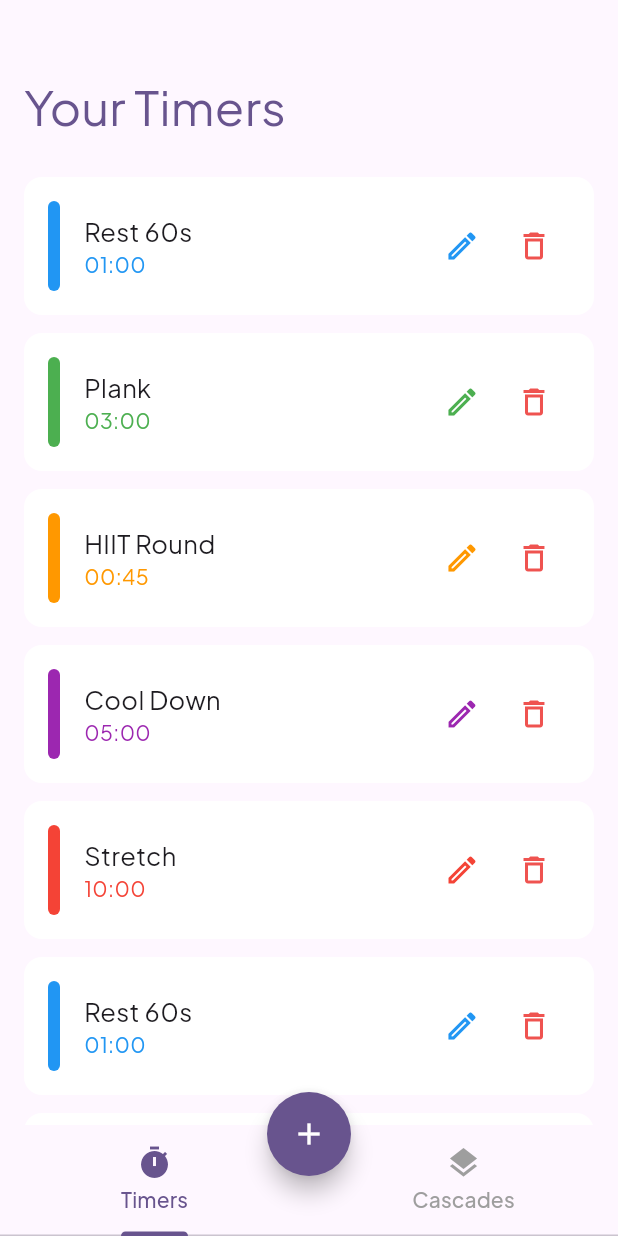
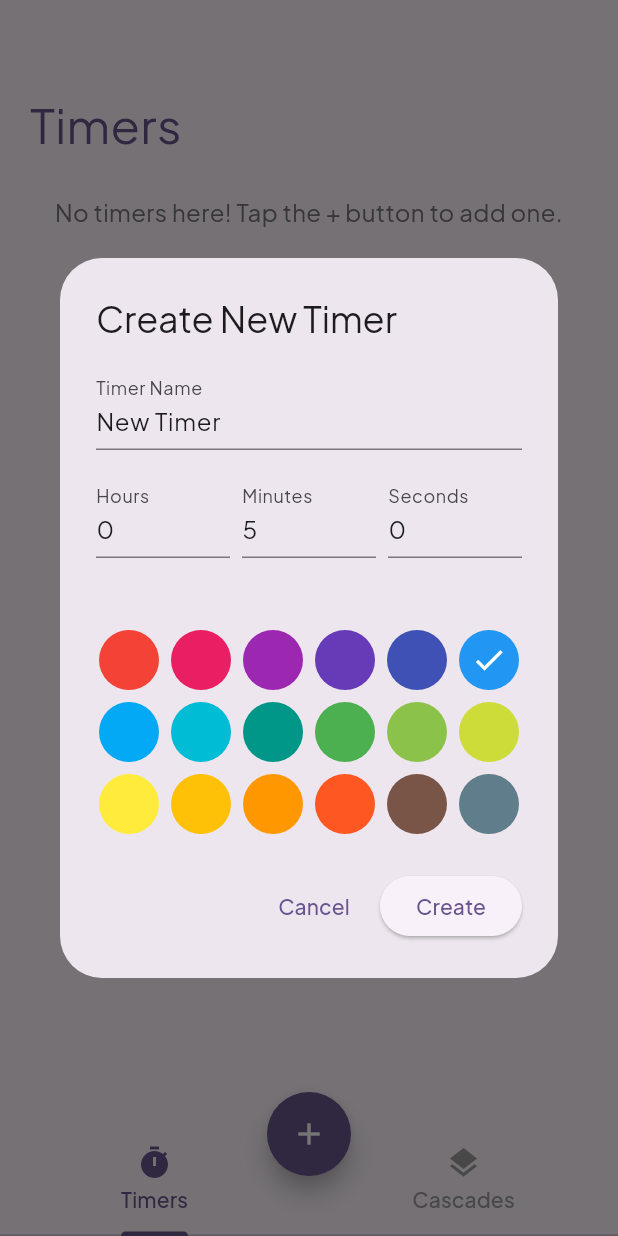
Before and after one commit to XilefEel/Cascade, a Flutter app: the screen it shows after launch, after a tap on the "add" icon, on a phone screen of 412 x 824 dp. Run offline on Flutter 3.47's test engine with Material 3 defaults, Android fonts, the phone set to English and light mode, and no system bars; our stand-ins replace google_fonts, shared_preferences.

Commit message:
added shared preference and basic timer CRUD

```diff
--- a/lib/models/timer.dart
+++ b/lib/models/timer.dart
@@ -1,9 +1,46 @@
 import 'package:flutter/material.dart';
+import 'package:uuid/uuid.dart';
 
 class TimerData {
-  final String name;
-  final Duration duration;
-  final Color color;
+  final String id;
+  String name;
+  Duration duration;
+  Color color;
+  int orderIndex;
 
-  TimerData({required this.name, required this.duration, required this.color});
+  TimerData({
+    required this.id,
+    required this.name,
+    required this.duration,
+    required this.color,
+    required this.orderIndex,
+  });
+
+  Map<String, dynamic> toJson() => {
+    'id': id,
+    'name': name,
+    'durationInSeconds': duration.inSeconds,
+    'colorValue': color.toARGB32(),
+    'orderIndex': orderIndex,
+  };
+
+  factory TimerData.fromJson(Map<String, dynamic> json) => TimerData(
+    id: json['id'],
+    name: json['name'],
+    duration: Duration(seconds: json['durationInSeconds']),
+    color: Color(json['colorValue']),
+    orderIndex: json['orderIndex'],
+  );
+
+  factory TimerData.create({
+    required String name,
+    required Duration duration,
+    required Color color,
+  }) => TimerData(
+    id: const Uuid().v4(),
+    name: name,
+    duration: duration,
+    color: color,
+    orderIndex: 0,
+  );
 }
--- a/lib/screens/cascade_page.dart
+++ b/lib/screens/cascade_page.dart
@@ -30,16 +30,16 @@ class CascadesPage extends StatelessWidget {
 
     return ListView(
       padding: const EdgeInsets.only(
-        top: 48.0,
-        left: 16.0,
-        right: 16.0,
+        top: 60.0,
+        left: 20.0,
+        right: 20.0,
         bottom: 100.0,
       ),
       children: [
         Padding(
           padding: const EdgeInsets.only(bottom: 24.0),
           child: Text(
-            'Your Cascades',
+            'Cascades',
             style: TextStyle(
               fontSize: 32,
               color: Theme.of(context).colorScheme.primary,
--- a/lib/screens/home_page.dart
+++ b/lib/screens/home_page.dart
@@ -1,5 +1,8 @@
+import 'package:cascade/models/timer.dart';
 import 'package:cascade/screens/cascade_page.dart';
 import 'package:flutter/material.dart';
+import '../services/timer_service.dart';
+import '../widgets/timer_dialog.dart';
 import 'timer_page.dart';
 
 class HomePage extends StatefulWidget {
@@ -17,6 +20,7 @@ class _HomePageState extends State<HomePage>
   @override
   void initState() {
     super.initState();
+    loadTimers();
     _pageController = PageController();
     _tabController = TabController(length: 2, vsync: this);
   }
@@ -26,6 +30,24 @@ class _HomePageState extends State<HomePage>
     _pageController.dispose();
     _tabController.dispose();
     super.dispose();
+  }
+
+  List<TimerData> timers = [];
+  bool isLoading = true;
+
+  Future<void> loadTimers() async {
+    final loaded = await TimerService.getAllTimers();
+    setState(() {
+      timers = loaded;
+      isLoading = false;
+    });
+  }
+
+  void _showCreateTimerDialog() {
+    showDialog(
+      context: context,
+      builder: (context) => CreateTimerDialog(onTimerCreated: loadTimers),
+    );
   }
 
   @override
@@ -39,7 +61,10 @@ class _HomePageState extends State<HomePage>
               onPageChanged: (index) {
                 _tabController.animateTo(index);
               },
-              children: const [TimersPage(), CascadesPage()],
+              children: [
+                TimersPage(timers: timers),
+                const CascadesPage(),
+              ],
             ),
           ),
           TabBar(
@@ -65,7 +90,9 @@ class _HomePageState extends State<HomePage>
       floatingActionButton: Padding(
         padding: const EdgeInsets.only(bottom: 24.0),
         child: FloatingActionButton(
-          onPressed: () => {},
+          onPressed: () async {
+            _showCreateTimerDialog();
+          },
           tooltip: 'New Timer',
           backgroundColor: Theme.of(context).colorScheme.primary,
           foregroundColor: Theme.of(context).colorScheme.onPrimary,
--- a/lib/screens/timer_page.dart
+++ b/lib/screens/timer_page.dart
@@ -3,7 +3,8 @@ import '../models/timer.dart';
 import '../widgets/timer_card.dart';
 
 class TimersPage extends StatefulWidget {
-  const TimersPage({super.key});
+  final List<TimerData> timers;
+  const TimersPage({super.key, required this.timers});
 
   @override
   State<TimersPage> createState() => _TimersPageState();
@@ -12,71 +13,19 @@ class TimersPage extends StatefulWidget {
 class _TimersPageState extends State<TimersPage> {
   @override
   Widget build(BuildContext context) {
-    final mockTimers = [
-      TimerData(
-        name: 'Rest 60s',
-        duration: const Duration(seconds: 60),
-        color: Colors.blue,
-      ),
-      TimerData(
-        name: 'Plank',
-        duration: const Duration(minutes: 3),
-        color: Colors.green,
-      ),
-      TimerData(
-        name: 'HIIT Round',
-        duration: const Duration(seconds: 45),
-        color: Colors.orange,
-      ),
-      TimerData(
-        name: 'Cool Down',
-        duration: const Duration(minutes: 5),
-        color: Colors.purple,
-      ),
-      TimerData(
-        name: 'Stretch',
-        duration: const Duration(minutes: 10),
-        color: Colors.red,
-      ),
-      TimerData(
-        name: 'Rest 60s',
-        duration: const Duration(seconds: 60),
-        color: Colors.blue,
-      ),
-      TimerData(
-        name: 'Plank',
-        duration: const Duration(minutes: 3),
-        color: Colors.green,
-      ),
-      TimerData(
-        name: 'HIIT Round',
-        duration: const Duration(seconds: 45),
-        color: Colors.orange,
-      ),
-      TimerData(
-        name: 'Cool Down',
-        duration: const Duration(minutes: 5),
-        color: Colors.purple,
-      ),
-      TimerData(
-        name: 'Stretch',
-        duration: const Duration(minutes: 10),
-        color: Colors.red,
-      ),
-    ];
     return Scaffold(
       body: ListView(
         padding: const EdgeInsets.only(
-          top: 48.0,
-          left: 16.0,
-          right: 16.0,
+          top: 60.0,
+          left: 20.0,
+          right: 20.0,
           bottom: 100.0,
         ),
         children: [
           Padding(
             padding: const EdgeInsets.only(bottom: 24.0),
             child: Text(
-              'Your Timers',
+              'Timers',
               style: TextStyle(
                 fontSize: 32,
                 color: Theme.of(context).colorScheme.primary,
@@ -84,10 +33,25 @@ class _TimersPageState extends State<TimersPage> {
             ),
           ),
 
-          ...mockTimers.map(
+          if (widget.timers.isEmpty)
+            Center(
+              child: Text(
+                'No timers here! Tap the + button to add one.',
+                style: TextStyle(fontSize: 16, color: Colors.grey[600]),
+                textAlign: TextAlign.center,
+              ),
+            ),
+          ...widget.timers.map(
             (timer) => Padding(
               padding: const EdgeInsets.only(bottom: 12.0),
-              child: TimerCard(timer: timer),
+              child: TimerCard(
+                timer: timer,
+                onTap: () {
+                  setState(() {
+                    widget.timers.removeWhere((t) => t.id == timer.id);
+                  });
+                },
+              ),
             ),
           ),
         ],
--- /dev/null
+++ b/lib/services/timer_service.dart
@@ -0,0 +1,50 @@
+import 'dart:convert';
+import 'package:shared_preferences/shared_preferences.dart';
+import '../models/timer.dart';
+
+class TimerService {
+  static const String _key = 'timers';
+
+  static Future<List<TimerData>> getAllTimers() async {
+    final prefs = await SharedPreferences.getInstance();
+    final jsonString = prefs.getString(_key);
+
+    if (jsonString == null) return [];
+
+    try {
+      final List<dynamic> jsonList = jsonDecode(jsonString);
+      final timers = jsonList.map((e) => TimerData.fromJson(e)).toList();
+      timers.sort((a, b) => a.orderIndex.compareTo(b.orderIndex));
+      return timers;
+    } catch (e) {
+      return [];
+    }
+  }
+
+  static Future<void> saveTimers(List<TimerData> timers) async {
+    final prefs = await SharedPreferences.getInstance();
+    final jsonString = jsonEncode(timers.map((t) => t.toJson()).toList());
+    await prefs.setString(_key, jsonString);
+  }
+
+  static Future<void> addTimer(TimerData timer) async {
+    final timers = await getAllTimers();
+    timer.orderIndex = timers.length;
+    timers.add(timer);
+    await saveTimers(timers);
+  }
+
+  static Future<void> deleteTimer(String id) async {
+    final timers = await getAllTimers();
+    timers.removeWhere((t) => t.id == id);
+    for (int i = 0; i < timers.length; i++) {
+      timers[i].orderIndex = i;
+    }
+    await saveTimers(timers);
+  }
+
+  static Future<void> clearAll() async {
+    final prefs = await SharedPreferences.getInstance();
+    await prefs.remove(_key);
+  }
+}
--- a/lib/widgets/timer_card.dart
+++ b/lib/widgets/timer_card.dart
@@ -1,10 +1,13 @@
 import 'package:flutter/material.dart';
 import '../models/timer.dart';
+import '../services/timer_service.dart';
+import 'timer_dialog.dart';
 
 class TimerCard extends StatelessWidget {
   final TimerData timer;
+  final VoidCallback onTap;
 
-  const TimerCard({super.key, required this.timer});
+  const TimerCard({super.key, required this.timer, required this.onTap});
 
   String formatDuration(Duration duration) {
     String twoDigits(int n) => n.toString().padLeft(2, '0');
@@ -17,6 +20,10 @@ class TimerCard extends StatelessWidget {
     } else {
       return '$minutes:$seconds';
     }
+  }
+
+  Future<void> deleteTimer(String id) async {
+    await TimerService.deleteTimer(id);
   }
 
   @override
@@ -71,12 +78,24 @@ class TimerCard extends StatelessWidget {
                 ),
 
                 IconButton(
-                  onPressed: () {},
+                  onPressed: () {
+                    showDialog(
+                      context: context,
+                      builder: (context) => CreateTimerDialog(
+                        onTimerCreated:
+                            onTap, // Reuse the same refresh callback
+                        timerToEdit: timer,
+                      ),
+                    );
+                  },
                   icon: Icon(Icons.edit_outlined, color: timer.color),
                   tooltip: 'Edit',
                 ),
                 IconButton(
-                  onPressed: () {},
+                  onPressed: () async {
+                    await deleteTimer(timer.id);
+                    onTap();
+                  },
                   icon: Icon(Icons.delete_outlined, color: Colors.red[400]),
                 ),
               ],
--- /dev/null
+++ b/lib/widgets/timer_dialog.dart
@@ -0,0 +1,129 @@
+import 'package:flutter/material.dart';
+import '../models/timer.dart';
+import '../services/timer_service.dart';
+
+class CreateTimerDialog extends StatefulWidget {
+  final VoidCallback onTimerCreated;
+  final TimerData? timerToEdit;
+  const CreateTimerDialog({
+    super.key,
+    required this.onTimerCreated,
+    this.timerToEdit,
+  });
+
+  @override
+  State<CreateTimerDialog> createState() => _CreateTimerDialogState();
+}
+
+class _CreateTimerDialogState extends State<CreateTimerDialog> {
+  final nameController = TextEditingController(text: 'New Timer');
+
+  final hoursController = TextEditingController(text: '0');
+  final minutesController = TextEditingController(text: '5');
+  final secondsController = TextEditingController(text: '0');
+
+  Color selectedColor = Colors.blue;
+
+  @override
+  void dispose() {
+    nameController.dispose();
+    minutesController.dispose();
+    super.dispose();
+  }
+
+  @override
+  Widget build(BuildContext context) {
+    return AlertDialog(
+      title: const Text('Create New Timer'),
+      content: SingleChildScrollView(
+        child: Column(
+          children: [
+            TextField(
+              controller: nameController,
+              decoration: const InputDecoration(labelText: 'Timer Name'),
+            ),
+            const SizedBox(height: 16),
+            Row(
+              children: [
+                Expanded(
+                  child: TextField(
+                    controller: hoursController,
+                    keyboardType: TextInputType.number,
+                    decoration: const InputDecoration(labelText: 'Hours'),
+                  ),
+                ),
+                const SizedBox(width: 8),
+                Expanded(
+                  child: TextField(
+                    controller: minutesController,
+                    keyboardType: TextInputType.number,
+                    decoration: const InputDecoration(labelText: 'Minutes'),
+                  ),
+                ),
+                const SizedBox(width: 8),
+                Expanded(
+                  child: TextField(
+                    controller: secondsController,
+                    keyboardType: TextInputType.number,
+                    decoration: const InputDecoration(labelText: 'Seconds'),
+                  ),
+                ),
+              ],
+            ),
+            const SizedBox(height: 48),
+            Wrap(
+              spacing: 8.0,
+              runSpacing: 8.0,
+              children: Colors.primaries.map((color) {
+                return GestureDetector(
+                  onTap: () {
+                    setState(() {
+                      selectedColor = color;
+                    });
+                  },
+                  child: CircleAvatar(
+                    backgroundColor: color,
+                    child: selectedColor == color
+                        ? const Icon(Icons.check, color: Colors.white)
+                        : null,
+                  ),
+                );
+              }).toList(),
+            ),
+          ],
+        ),
+      ),
+      actions: [
+        TextButton(
+          onPressed: () => Navigator.of(context).pop(),
+          child: const Text('Cancel'),
+        ),
+        ElevatedButton(
+          onPressed: () async {
+            final name = nameController.text.trim();
+            final hours = int.tryParse(hoursController.text.trim()) ?? 0;
+            final minutes = int.tryParse(minutesController.text.trim()) ?? 0;
+            final seconds = int.tryParse(secondsController.text.trim()) ?? 0;
+
+            if (name.isNotEmpty && minutes > 0) {
+              final newTimer = TimerData.create(
+                name: name,
+                duration: Duration(
+                  hours: hours,
+                  minutes: minutes,
+                  seconds: seconds,
+                ),
+                color: selectedColor,
+              );
+
+              await TimerService.addTimer(newTimer);
+              widget.onTimerCreated();
+              Navigator.of(context).pop();
+            }
+          },
+          child: const Text('Create'),
+        ),
+      ],
+    );
+  }
+}
--- a/pubspec.yaml
+++ b/pubspec.yaml
@@ -31,6 +31,8 @@ dependencies:
   flutter:
     sdk: flutter
   google_fonts: ^6.1.0
+  shared_preferences: ^2.2.2
+  uuid: ^4.0.0
 
   # The following adds the Cupertino Icons font to your application.
   # Use with the CupertinoIcons class for iOS style icons.
@@ -46,6 +48,8 @@ dev_dependencies:
   # package. See that file for information about deactivating specific lint
   # rules and activating additional ones.
   flutter_lints: ^5.0.0
+  hive_generator: ^2.0.1
+  build_runner: ^2.4.6
 
 # For information on the generic Dart part of this file, see the
 # following page: https://dart.dev/tools/pub/pubspec
```
Also changed, not shown: pubspec.lock, 1 other file.
